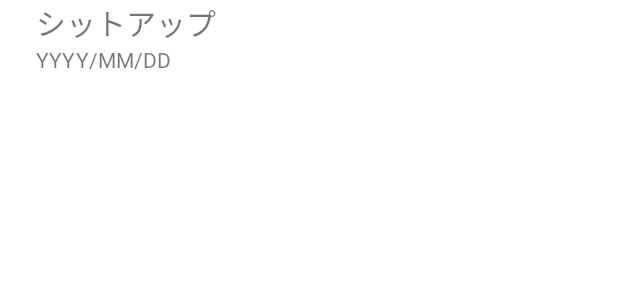
After one commit to itc-s21005/MuscleTraining, an Android app: the layout row.xml on its own in the app's theme, with its tools: preview values and no code run, on a phone screen of 412 x 824 dp. The commit adds this screen. Shown: the top 300 px of the screen. Run offline under Robolectric (Android 15) with nearby library versions, the phone set to English and light mode, and no system bars.

Commit message:
筋トレ管理画面完成

```diff
--- a/app/build.gradle
+++ b/app/build.gradle
@@ -44,5 +44,7 @@ dependencies {
     testImplementation 'junit:junit:4.+'
     androidTestImplementation 'androidx.test.ext:junit:1.1.3'
     androidTestImplementation 'androidx.test.espresso:espresso-core:3.4.0'
+    implementation 'androidx.recyclerview:recyclerview:1.2.1'
+    implementation 'androidx.recyclerview:recyclerview-selection:1.1.0'
 
 }
--- /dev/null
+++ b/app/src/main/res/layout/row.xml
@@ -0,0 +1,28 @@
+<?xml version="1.0" encoding="utf-8"?>
+<androidx.constraintlayout.widget.ConstraintLayout xmlns:android="http://schemas.android.com/apk/res/android"
+    xmlns:app="http://schemas.android.com/apk/res-auto"
+    xmlns:tools="http://schemas.android.com/tools"
+    android:layout_width="match_parent"
+    android:layout_height="wrap_content">
+
+    <TextView
+        android:id="@+id/menu"
+        android:layout_width="wrap_content"
+        android:layout_height="wrap_content"
+        android:layout_marginStart="24dp"
+        android:text="シットアップ"
+        android:textSize="20sp"
+        app:layout_constraintStart_toStartOf="parent"
+        app:layout_constraintTop_toTopOf="parent" />
+
+    <TextView
+        android:id="@+id/date"
+        android:layout_width="wrap_content"
+        android:layout_height="wrap_content"
+        android:layout_marginStart="24dp"
+        android:layout_marginBottom="24dp"
+        android:text="YYYY/MM/DD"
+        app:layout_constraintBottom_toBottomOf="parent"
+        app:layout_constraintStart_toStartOf="parent"
+        app:layout_constraintTop_toBottomOf="@+id/menu" />
+</androidx.constraintlayout.widget.ConstraintLayout>
```
Also changed, not shown: app/src/main/java/jp/ac/it_college/std/s20001/muscletraining/RecordActivity.kt (+48 -0 lines), app/src/main/java/jp/ac/it_college/std/s20001/muscletraining/RecyclerAdapter.kt (added, +30 -0 lines), app/src/main/res/layout/activity_record.xml (+8 -0 lines).
